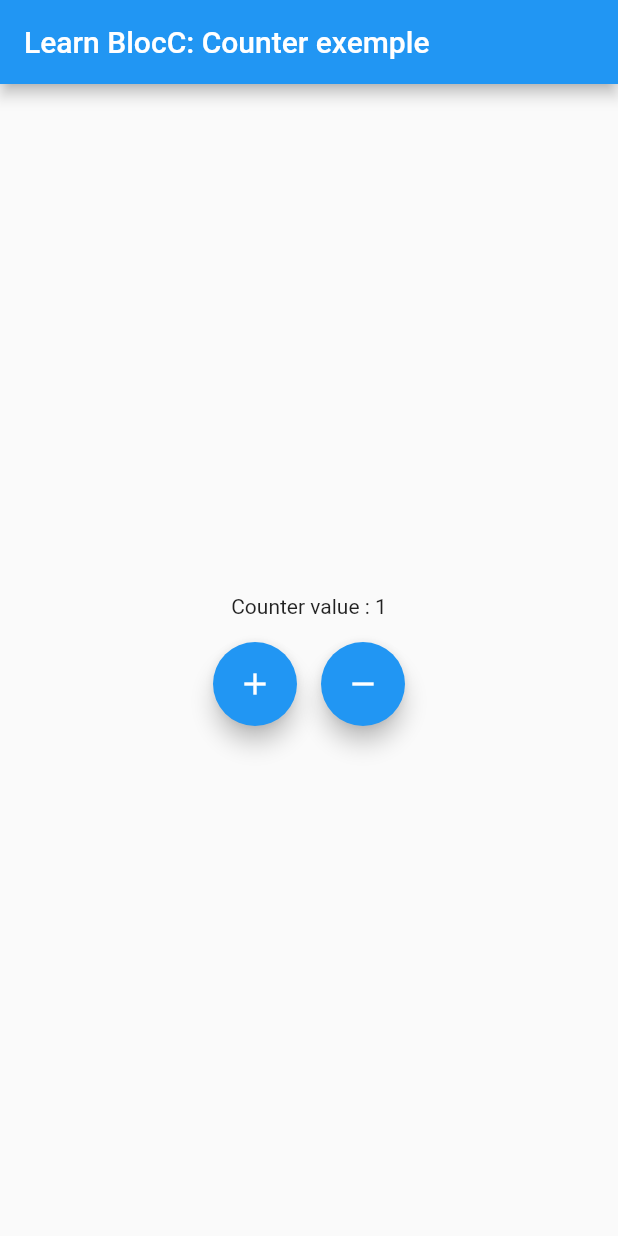
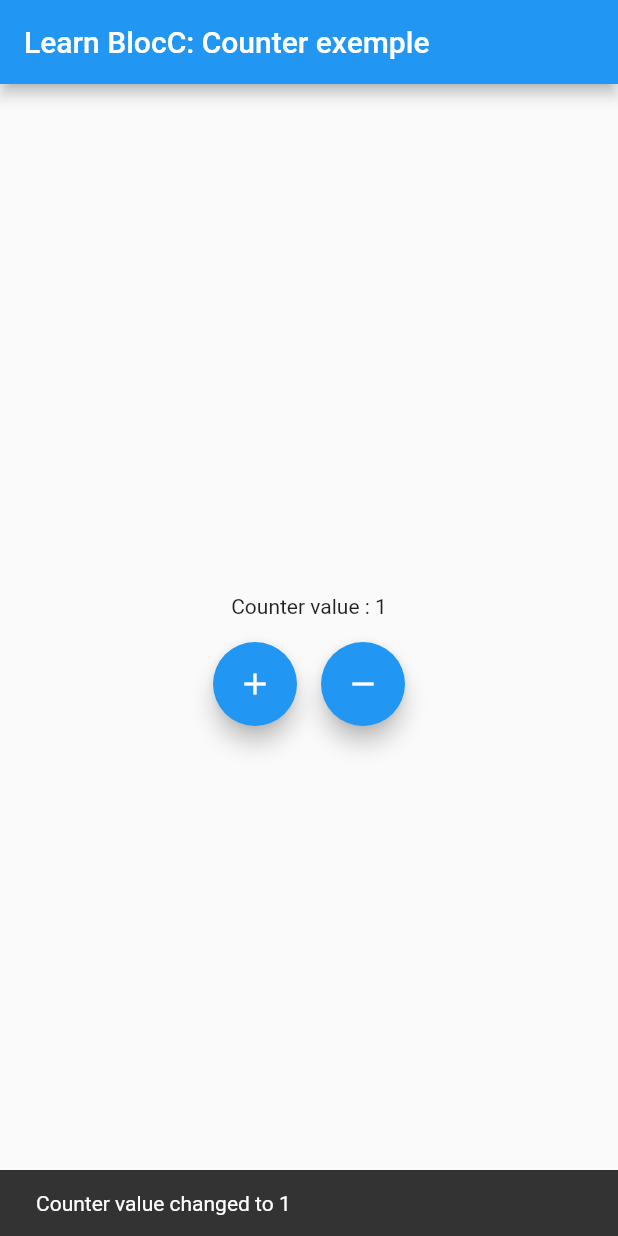
Before and after one commit to Tsenda-Djessy-Flavien/learn_state_management_bloc_package, a Flutter app: the screen it shows after launch, after a tap on the "add" icon, on a phone screen of 412 x 824 dp. Run offline on Flutter 3.47's test engine with Material 2 defaults, Android fonts, the phone set to English and light mode, and no system bars; our stand-ins replace flutter_bloc.

Commit message:
BlocListener pour écouter les changements d'état dans CounterBloc

```diff
--- a/lib/screens/components/counter_widget.dart
+++ b/lib/screens/components/counter_widget.dart
@@ -41,44 +41,82 @@ class CounterWidget extends StatelessWidget {
 
   //----------- 2e méthode ---------------
 
+  // @override
+  // Widget build(BuildContext context) {
+  //   // BlocBuilder : récupérer l'état du bloc et de réagir aux changements d'état
+  //   return BlocBuilder<CounterBloc, int>(
+  //     builder: (context, state) {
+  //       return Center(
+  //         child: Column(
+  //           mainAxisAlignment: MainAxisAlignment.center,
+  //           children: [
+  //             Text('Counter value : $state'),
+  //             const SizedBox(height: 16),
+  //             Row(
+  //               mainAxisAlignment: MainAxisAlignment.center,
+  //               children: [
+  //                 FloatingActionButton(
+  //                   // context.read : pour récupérer l'instance du CounterBloc à partir du contexte
+  //                   onPressed: () =>
+  //                       context.read<CounterBloc>().add(CounterEvent.increment),
+  //                   child: const Icon(Icons.add),
+  //                 ),
+  //                 const SizedBox(width: 16),
+  //                 FloatingActionButton(
+  //                   // context.read : pour récupérer l'instance du CounterBloc à partir du contexte
+  //                   onPressed: () =>
+  //                       context.read<CounterBloc>().add(CounterEvent.decrement),
+  //                   child: const Icon(Icons.remove),
+  //                 ),
+  //               ],
+  //             )
+  //           ],
+  //         ),
+  //       );
+  //     },
+  //   );
+  // }
+
+  // note : ---------- difference entre les deux methodes ----------
+
+  // En résumé, context.watch est une méthode légère et rapide pour observer les changements d'état du Bloc ou Cubit,
+  // tandis que BlocBuilder est utile lorsque vous avez besoin de reconstruire tout le widget en fonction de l'état du Bloc ou Cubit.
+
+  //----------- comment utliliser 'BlocListener' en se servant de la 1ère Méthode ---------------
+
   @override
   Widget build(BuildContext context) {
-    // BlocBuilder : récupérer l'état du bloc et de réagir aux changements d'état
-    return BlocBuilder<CounterBloc, int>(
-      builder: (context, state) {
-        return Center(
+    final counterBloc = context.watch<CounterBloc>();
+
+    return BlocListener<CounterBloc, int>(
+      listener: (context, state) {
+        ScaffoldMessenger.of(context).showSnackBar(
+          SnackBar(content: Text('Counter value changed to $state')),
+        );
+      },
+      child: Center(
         child: Column(
           mainAxisAlignment: MainAxisAlignment.center,
           children: [
-              Text('Counter value : $state'),
+            Text('Counter value : ${counterBloc.state}'),
             const SizedBox(height: 16),
             Row(
               mainAxisAlignment: MainAxisAlignment.center,
               children: [
                 FloatingActionButton(
-                    // context.read : pour récupérer l'instance du CounterBloc à partir du contexte
-                    onPressed: () =>
-                        context.read<CounterBloc>().add(CounterEvent.increment),
+                  onPressed: () => counterBloc.add(CounterEvent.increment),
                   child: const Icon(Icons.add),
                 ),
                 const SizedBox(width: 16),
                 FloatingActionButton(
-                    // context.read : pour récupérer l'instance du CounterBloc à partir du contexte
-                    onPressed: () =>
-                        context.read<CounterBloc>().add(CounterEvent.decrement),
+                  onPressed: () => counterBloc.add(CounterEvent.decrement),
                   child: const Icon(Icons.remove),
                 ),
               ],
             )
           ],
         ),
-        );
-      },
+      ),
     );
   }
-
-  // note : ---------- difference entre les deux methodes ----------
-
-  // En résumé, context.watch est une méthode légère et rapide pour observer les changements d'état du Bloc ou Cubit,
-  // tandis que BlocBuilder est utile lorsque vous avez besoin de reconstruire tout le widget en fonction de l'état du Bloc ou Cubit.
 }
```
Lines whose indentation alone changed are shown as unchanged.
